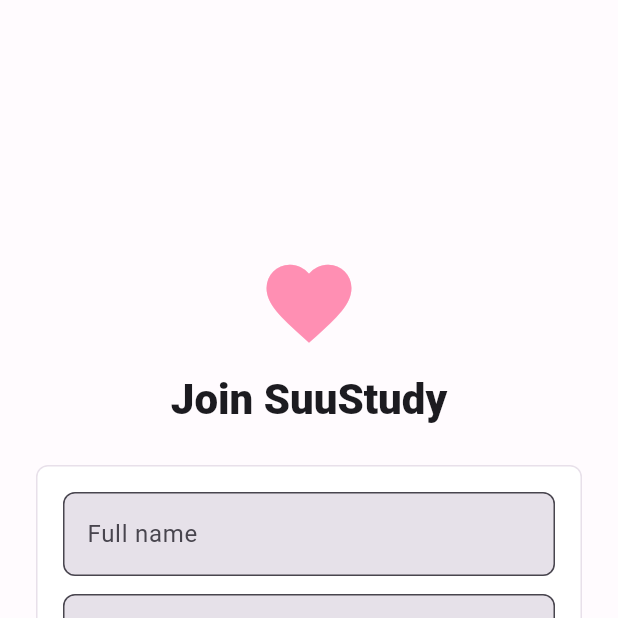
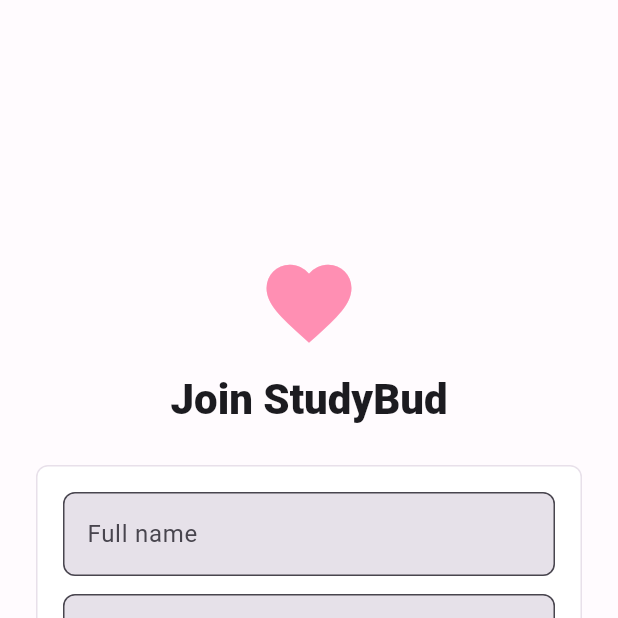
Before and after one commit to SahiruM/Flutter-Study-App, a Flutter app: the screen it shows after launch, on a phone screen of 412 x 824 dp, the top half of it. Run offline on Flutter 3.47's test engine with Material 3 defaults, Android fonts, the phone set to English and light mode, and no system bars; missing offline and left inert: dart:html.

Commit message:
name changed now

```diff
--- a/lib/main.dart
+++ b/lib/main.dart
@@ -453,7 +453,7 @@
                   Column(
                     crossAxisAlignment: CrossAxisAlignment.start,
                     children: [
-                      const Text('SuuStudy'),
+                      const Text('StudyBud'),
                       Text(
                         _syncStatusText,
                         style: Theme.of(context).textTheme.labelSmall,
@@ -630,7 +630,7 @@
               const Icon(Icons.favorite, size: 68, color: Color(0xFFFF8FB3)),
               const SizedBox(height: 12),
               Text(
-                _signUp ? 'Join SuuStudy' : 'Welcome back',
+                _signUp ? 'Join StudyBud' : 'Welcome back',
                 textAlign: TextAlign.center,
                 style: Theme.of(context).textTheme.headlineMedium?.copyWith(
                   fontWeight: FontWeight.w800,
```
